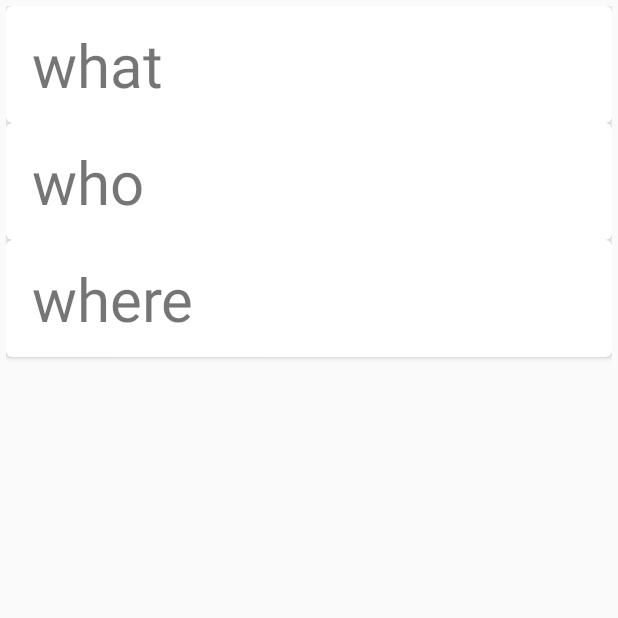
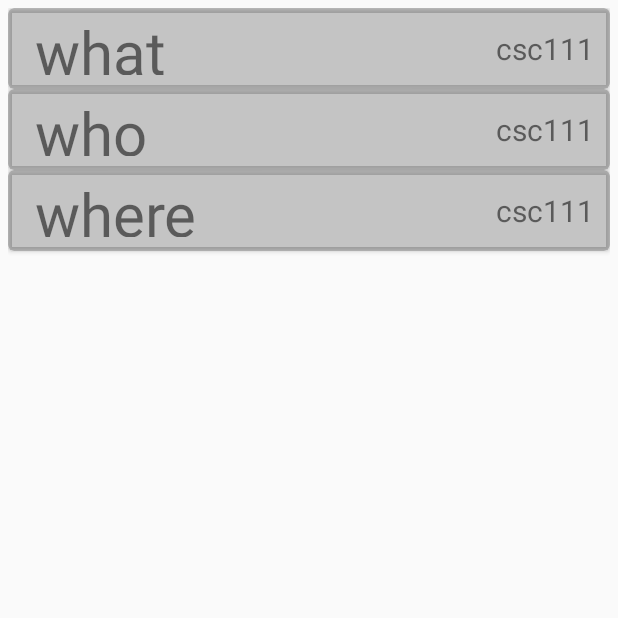
Before and after one commit to Trev32198/schedule_sync_client, an Android app: the ViewZoomList screen opened directly, with no data from a screen before it, on a phone screen of 412 x 824 dp, the top half of it. Run offline under Robolectric (Android 15) with nearby library versions, the phone set to English and light mode, and no system bars.

Commit message:
Data Display Partially Implemented

```diff
--- a/app/src/main/AndroidManifest.xml
+++ b/app/src/main/AndroidManifest.xml
@@ -12,7 +12,10 @@
         android:roundIcon="@mipmap/ic_launcher_round"
         android:supportsRtl="true"
         android:theme="@style/AppTheme">
-        <activity android:name=".ViewForumList"></activity>
+        <activity android:name=".ExpandZoomEvent"></activity>
+        <activity
+            android:name=".ViewForumList"
+            android:theme="@style/Theme.AppCompat.Light.NoActionBar" />
         <activity
             android:name=".ViewZoomList"
             android:theme="@style/Theme.AppCompat.Light.NoActionBar" />
--- a/app/src/main/java/com/example/myapplication/DataAdapter.java
+++ /dev/null
@@ -1,53 +0,0 @@
-package com.example.myapplication;
-
-import android.view.LayoutInflater;
-import android.view.View;
-import android.view.ViewGroup;
-import android.widget.TextView;
-
-import androidx.annotation.NonNull;
-import androidx.recyclerview.widget.RecyclerView;
-
-import java.util.ArrayList;
-
-
-public class DataAdapter extends RecyclerView.Adapter<DataAdapter.ZoomViewHolder> {
-
-    private ArrayList<ZoomEvent> mZoomList;
-
-    public static class ZoomViewHolder extends RecyclerView.ViewHolder {
-
-            public TextView mTextView1;
-            public TextView mTextView2;
-
-            public ZoomViewHolder(@NonNull View itemView) {
-                super(itemView);
-                mTextView1 = itemView.findViewById(R.id.textView1);
-            }
-        }
-
-        public DataAdapter(ArrayList<ZoomEvent> zoomList){
-            mZoomList = zoomList;
-        }
-
-    @NonNull
-    @Override
-    public ZoomViewHolder onCreateViewHolder(@NonNull ViewGroup parent, int viewType) {
-        View v = LayoutInflater.from(parent.getContext()).inflate
-                (R.layout.view_zoom_events_activity, parent, false);
-        ZoomViewHolder zvh = new ZoomViewHolder(v);
-        return zvh;
-    }
-
-    @Override
-    public void onBindViewHolder(@NonNull ZoomViewHolder holder, int position) {
-        ZoomEvent currentItem = mZoomList.get(position);
-
-        holder.mTextView1.setText(currentItem.getTitle());
-    }
-
-    @Override
-    public int getItemCount() {
-        return mZoomList.size();
-    }
-}
--- a/app/src/main/java/com/example/myapplication/ViewZoomList.java
+++ b/app/src/main/java/com/example/myapplication/ViewZoomList.java
@@ -1,5 +1,6 @@
 package com.example.myapplication;
 
+import android.content.Intent;
 import android.os.Bundle;
 
 import androidx.appcompat.app.AppCompatActivity;
@@ -11,24 +12,38 @@ import java.util.ArrayList;
 public class ViewZoomList extends AppCompatActivity {
 
     private RecyclerView mRecyclerView;
-    private RecyclerView.Adapter mAdapter;
+    private ZoomDataAdapter mAdapter;
     private  RecyclerView.LayoutManager mLayoutManager;
     @Override
     protected void onCreate(Bundle savedInstanceState) {
         super.onCreate(savedInstanceState);
         setContentView(R.layout.recycler_view);
 
-        ArrayList<ZoomEvent> zoomEvents = new ArrayList<>();
+        final ArrayList<ZoomEvent> zoomEvents = new ArrayList<>();
+        //ClientCommunicator.getZoomEvents();
+        //zoomEvents = ServerResponseParser.parseZoomEvents();
         zoomEvents.add(new ZoomEvent("what", 1, 1, 1, 1, 1, "nono", "csc111"));
         zoomEvents.add(new ZoomEvent("who", 1, 1, 1, 1, 1, "yesyes", "csc111"));
         zoomEvents.add(new ZoomEvent("where", 1, 1, 1, 1, 1, "haha", "csc111"));
 
         mRecyclerView = findViewById(R.id.recycler_view);
-        //mRecyclerView.setHasFixedSize(true);
         mLayoutManager = new LinearLayoutManager(this);
-        mAdapter = new DataAdapter(zoomEvents);
+        mAdapter = new ZoomDataAdapter(zoomEvents);
 
         mRecyclerView.setLayoutManager(mLayoutManager);
         mRecyclerView.setAdapter(mAdapter);
+
+        mAdapter.setOnItemClickListener(new ZoomDataAdapter.OnItemClickListener() {
+            @Override
+            public void onItemClick(int position) {
+                Intent intent = new Intent(ViewZoomList.this, ExpandZoomEvent.class);
+                intent.putExtra("Zoom Event", zoomEvents.get(position));
+                startActivity(intent);
+            }
+        });{
+
+        }
+
+
     }
 }
--- /dev/null
+++ b/app/src/main/java/com/example/myapplication/ZoomDataAdapter.java
@@ -0,0 +1,76 @@
+package com.example.myapplication;
+
+import android.view.LayoutInflater;
+import android.view.View;
+import android.view.ViewGroup;
+import android.widget.TextView;
+
+import androidx.annotation.NonNull;
+import androidx.recyclerview.widget.RecyclerView;
+
+import java.util.ArrayList;
+
+
+public class ZoomDataAdapter extends RecyclerView.Adapter<ZoomDataAdapter.ZoomViewHolder> {
+
+    private ArrayList<ZoomEvent> mZoomList;
+    private OnItemClickListener mListener;
+
+    public interface OnItemClickListener{
+        void onItemClick(int position);
+    }
+
+    public void setOnItemClickListener(OnItemClickListener listener) {
+        mListener = listener;
+    }
+
+    public static class ZoomViewHolder extends RecyclerView.ViewHolder {
+
+            public TextView zoomTitle;
+            public TextView zoomCourse;
+
+            public ZoomViewHolder(@NonNull View itemView, final OnItemClickListener listener) {
+                super(itemView);
+                zoomTitle = itemView.findViewById(R.id.zoomListTitle);
+                zoomCourse = itemView.findViewById((R.id.zoomListCourse));
+
+                itemView.setOnClickListener(new View.OnClickListener() {
+                    @Override
+                    public void onClick(View v) {
+                        if (listener != null) {
+                            int position = getAdapterPosition();
+                            if (position != RecyclerView.NO_POSITION) {
+                                listener.onItemClick(position);
+                            }
+                        }
+                    }
+                });
+            }
+        }
+
+        public ZoomDataAdapter(ArrayList<ZoomEvent> zoomList){
+            mZoomList = zoomList;
+        }
+
+    @NonNull
+    @Override
+    public ZoomViewHolder onCreateViewHolder(@NonNull ViewGroup parent, int viewType) {
+        View v = LayoutInflater.from(parent.getContext()).inflate
+                (R.layout.view_zoom_events_activity, parent, false);
+        ZoomViewHolder zvh = new ZoomViewHolder(v, mListener);
+        return zvh;
+    }
+
+    @Override
+    public void onBindViewHolder(@NonNull ZoomViewHolder holder, int position) {
+        ZoomEvent currentItem = mZoomList.get(position);
+
+        holder.zoomTitle.setText(currentItem.getTitle());
+        holder.zoomCourse.setText((currentItem.getCourse()));
+    }
+
+    @Override
+    public int getItemCount() {
+        return mZoomList.size();
+    }
+}
--- a/app/src/main/res/layout/recycler_view.xml
+++ b/app/src/main/res/layout/recycler_view.xml
@@ -10,7 +10,7 @@
         android:id="@+id/recycler_view"
         android:layout_width="match_parent"
         android:layout_height="match_parent"
-        android:padding="4dp"
+        android:padding="5dp"
         android:scrollbars="vertical"
         />
 </RelativeLayout>
--- a/app/src/main/res/layout/view_zoom_events_activity.xml
+++ b/app/src/main/res/layout/view_zoom_events_activity.xml
@@ -1,28 +1,47 @@
 <?xml version="1.0" encoding="utf-8"?>
 <androidx.cardview.widget.CardView xmlns:android="http://schemas.android.com/apk/res/android"
+    xmlns:app="http://schemas.android.com/apk/res-auto"
     xmlns:tools="http://schemas.android.com/tools"
-    xmlns:app="http://schemas.android.com/apk/res-auto"
     android:id="@+id/container"
     android:layout_width="match_parent"
     android:layout_height="wrap_content"
+    app:cardBackgroundColor="@color/cardview_shadow_start_color"
     app:cardCornerRadius="4dp"
-    tools:context=".ViewZoomList" >
+    tools:context=".ViewZoomList">
 
     <RelativeLayout
         android:layout_width="397dp"
-        android:layout_height="70dp"
-        android:layout_margin="4dp">
+        android:layout_height="50dp"
+        android:layout_margin="2dp">
 
         <TextView
-            android:id="@+id/textView1"
+            android:id="@+id/zoomListTitle"
             android:layout_width="wrap_content"
             android:layout_height="wrap_content"
-            android:layout_alignParentTop="true"
-            android:layout_marginStart="13dp"
-            android:layout_marginLeft="13dp"
-            android:layout_marginTop="8dp"
+            android:layout_alignParentStart="true"
+            android:layout_alignParentLeft="true"
+            android:layout_alignParentBottom="true"
+            android:layout_marginStart="16dp"
+            android:layout_marginLeft="16dp"
+            android:layout_marginBottom="7dp"
             android:text="Line 1"
             android:textSize="40sp" />
+
+        <TextView
+            android:id="@+id/zoomListCourse"
+            android:layout_width="78dp"
+            android:layout_height="40dp"
+            android:layout_alignParentTop="true"
+            android:layout_alignParentEnd="true"
+            android:layout_alignParentRight="true"
+            android:layout_alignParentBottom="true"
+            android:layout_marginTop="0dp"
+            android:layout_marginEnd="2dp"
+            android:layout_marginRight="0dp"
+            android:layout_marginBottom="0dp"
+            android:gravity="center"
+            android:text="Line 2"
+            android:textSize="20sp" />
     </RelativeLayout>
 
 </androidx.cardview.widget.CardView>
```
Also changed, not shown: app/src/main/java/com/example/myapplication/ExpandZoomEvent.java (added, +41 -0 lines), app/src/main/java/com/example/myapplication/ForumDataAdapter.java (added, +58 -0 lines), app/src/main/java/com/example/myapplication/ViewForumList.java (+24 -3 lines), app/src/main/java/com/example/myapplication/ZoomEvent.java (+46 -1 lines), app/src/main/res/layout/activity_expand_zoom_event.xml (added, +70 -0 lines), app/src/main/res/layout/activity_view_forum_list.xml (+41 -3 lines).
